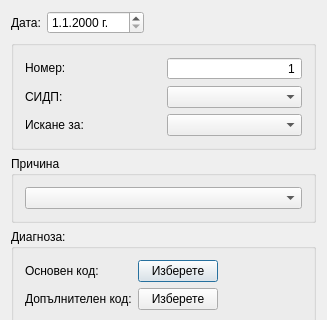
Above: src/View/Widgets/ReferralDialog.ui from thefinalcutbg/DinoDent before the change; both pictures show x 0 to 327 and y 0 to 320 of the 327 by 684 pixel window. Below: the same form after it.
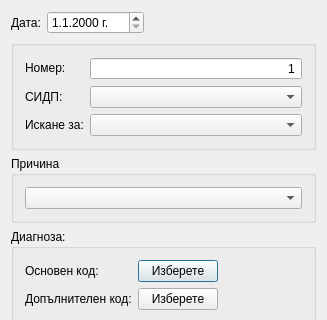
That is the form after the change. Custom widgets are drawn as their Qt base class.

Commit message: Referral date check implemented

The edit to the form file:
```diff
--- a/src/View/Widgets/ReferralDialog.ui
+++ b/src/View/Widgets/ReferralDialog.ui
@@ -7,7 +7,7 @@
     <x>0</x>
     <y>0</y>
     <width>318</width>
-    <height>647</height>
+    <height>653</height>
    </rect>
   </property>
   <property name="windowTitle">
@@ -86,7 +86,7 @@
           <item>
            <widget class="LeadingZeroSpinBox" name="refNumSpin">
             <property name="sizePolicy">
-             <sizepolicy hsizetype="Preferred" vsizetype="Fixed">
+             <sizepolicy hsizetype="Expanding" vsizetype="Fixed">
               <horstretch>0</horstretch>
               <verstretch>0</verstretch>
              </sizepolicy>
@@ -114,10 +114,24 @@
          </layout>
         </item>
         <item>
-         <widget class="QComboBox" name="mh119specCombo"/>
+         <widget class="QComboBox" name="mh119specCombo">
+          <property name="sizePolicy">
+           <sizepolicy hsizetype="Expanding" vsizetype="Fixed">
+            <horstretch>0</horstretch>
+            <verstretch>0</verstretch>
+           </sizepolicy>
+          </property>
+         </widget>
         </item>
         <item>
-         <widget class="QComboBox" name="mh119combo"/>
+         <widget class="QComboBox" name="mh119combo">
+          <property name="sizePolicy">
+           <sizepolicy hsizetype="Expanding" vsizetype="Fixed">
+            <horstretch>0</horstretch>
+            <verstretch>0</verstretch>
+           </sizepolicy>
+          </property>
+         </widget>
         </item>
        </layout>
       </item>
```
The commit also changes 4 other files.
